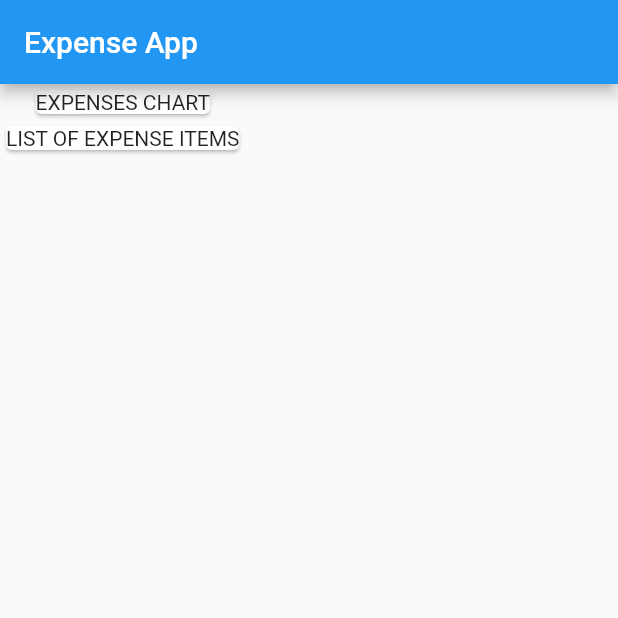
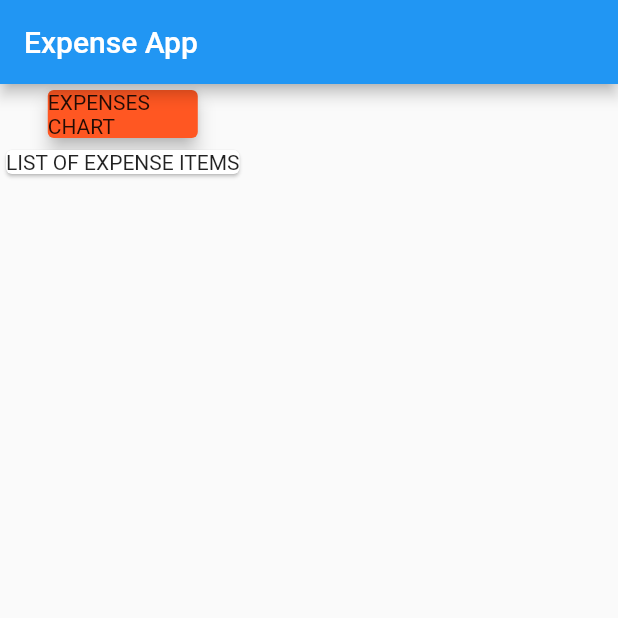
Before and after one commit to tr-stan/flutter_expense_app, a Flutter app: the screen it shows after launch, on a phone screen of 412 x 824 dp, the top half of it. Run offline on Flutter 3.47's test engine with Material 2 defaults, Android fonts, the phone set to English and light mode, and no system bars.

Commit message:
adds container for customized styles

```diff
--- a/lib/main.dart
+++ b/lib/main.dart
@@ -23,7 +23,12 @@ class MyHomePage extends StatelessWidget {
       body: Column(
         children: <Widget>[
           Card(
-            child: Text('EXPENSES CHART'),
+            color: Colors.deepOrange,
+            child: Container(
+              width: 100,
+              child: Text('EXPENSES CHART'),
+            ),
+            elevation: 5,
           ),
           Card(
             child: Text('LIST OF EXPENSE ITEMS'),
```
